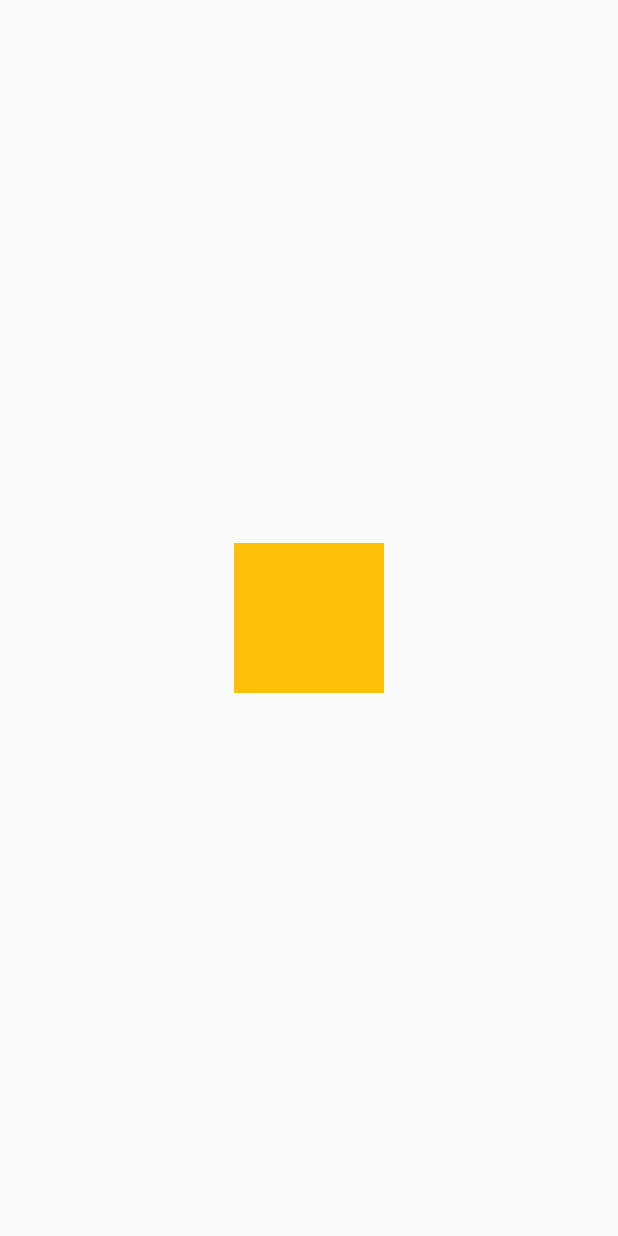
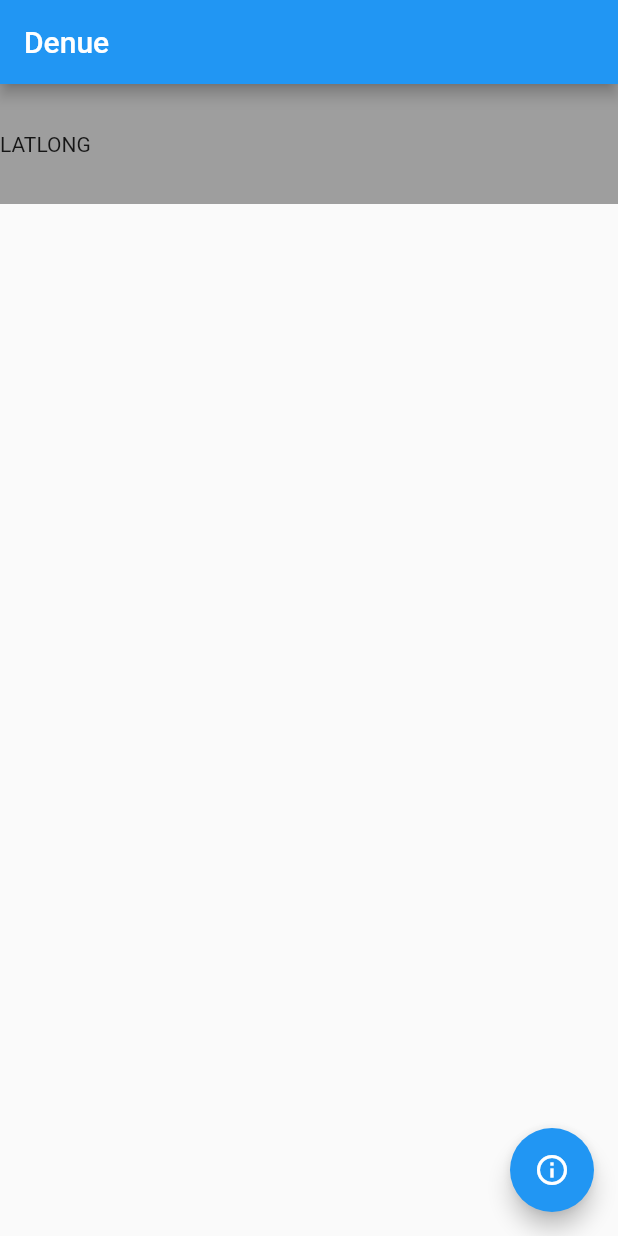
Before and after one commit to Leoonnardo/api_denue, a Flutter app: the screen it shows after launch, on a phone screen of 412 x 824 dp. Run offline on Flutter 3.47's test engine with Material 2 defaults, Android fonts, the phone set to English and light mode, and no system bars.

Commit message:
Vista compuesta

```diff
--- a/lib/main.dart
+++ b/lib/main.dart
@@ -11,15 +11,13 @@ class MyApp extends StatelessWidget {
   // This widget is the root of your application.
   @override
   Widget build(BuildContext context) {
-
     return MaterialApp(
       debugShowCheckedModeBanner: false,
-      title: '3 años',
+      title: 'Inegi Denue',
       initialRoute: 'inicio',
       routes: {
         'inicio': (BuildContext context) => const DenueInegi(),
       },
     );
-
   }
 }
--- a/lib/pages/denue.dart
+++ b/lib/pages/denue.dart
@@ -1,5 +1,5 @@
+import 'package:api_denue/services/apiDenue.dart';
 import 'package:flutter/material.dart';
-import 'package:http/http.dart' as http;
 
 class DenueInegi extends StatefulWidget {
   const DenueInegi({super.key});
@@ -9,49 +9,41 @@ class DenueInegi extends StatefulWidget {
 }
 
 class _DenueInegiState extends State<DenueInegi> {
-  //https://www.inegi.org.mx/app/api/indicadores/desarrolladores/jsonxml/INDICATOR/1002000001/es/0700/true/BISE/2.0/a5ef31ea-ffe9-3af8-56b1-601f0b48ae7d?type=json
-  //a5ef31ea-ffe9-3af8-56b1-601f0b48ae7d
-  Future _economia() async {
-    final response = await http.get(Uri.parse(
-        "https://www.inegi.org.mx/app/api/indicadores/desarrolladores/jsonxml/INDICATOR/1002000001/es/0700/true/BISE/2.0/a5ef31ea-ffe9-3af8-56b1-601f0b48ae7d?type=json"));
-
-    if (response.statusCode == 200) {
-      print(response.body);
-    } else {
-      throw Exception("Fallo la conexión");
-    }
-
-    return response.body;
-  }
-
   @override
   void initState() {
-    // TODO: implement initState
     super.initState();
-    // _economia();
   }
 
   @override
   Widget build(BuildContext context) {
-    dynamic ver;
+    final Size size = MediaQuery.of(context).size;
+
     return Scaffold(
-      body: Center(
-        child: Container(
-          width: 100,
-          height: 100,
-          color: Colors.amber,
-          child: Column(
-            children: [
-              ListTile(
-                onTap: (() {
-                  ver = _economia();
-                  Center(
-                    child: Text(ver.toString()),
-                  );
-                }),
-              )
-            ],
-          ),
+      appBar: AppBar(
+        title: const Text('Denue'),
+      ),
+      floatingActionButton: FloatingActionButton(
+        onPressed: () {
+          print('DATA');
+          economia();
+        },
+        child: const Icon(Icons.info_outline),
+      ),
+      body: Container(
+        width: double.infinity,
+        height: double.infinity,
+        color: null,
+        child: Column(
+          children: [
+            Container(
+              width: double.infinity,
+              height: 80,
+              color: Colors.grey,
+              child: Row(
+                children: const [Text('LAT'), Text('LONG')],
+              ),
+            )
+          ],
         ),
       ),
     );
```
Also changed, not shown: lib/services/apiDenue.dart (added, +16 -0 lines).
